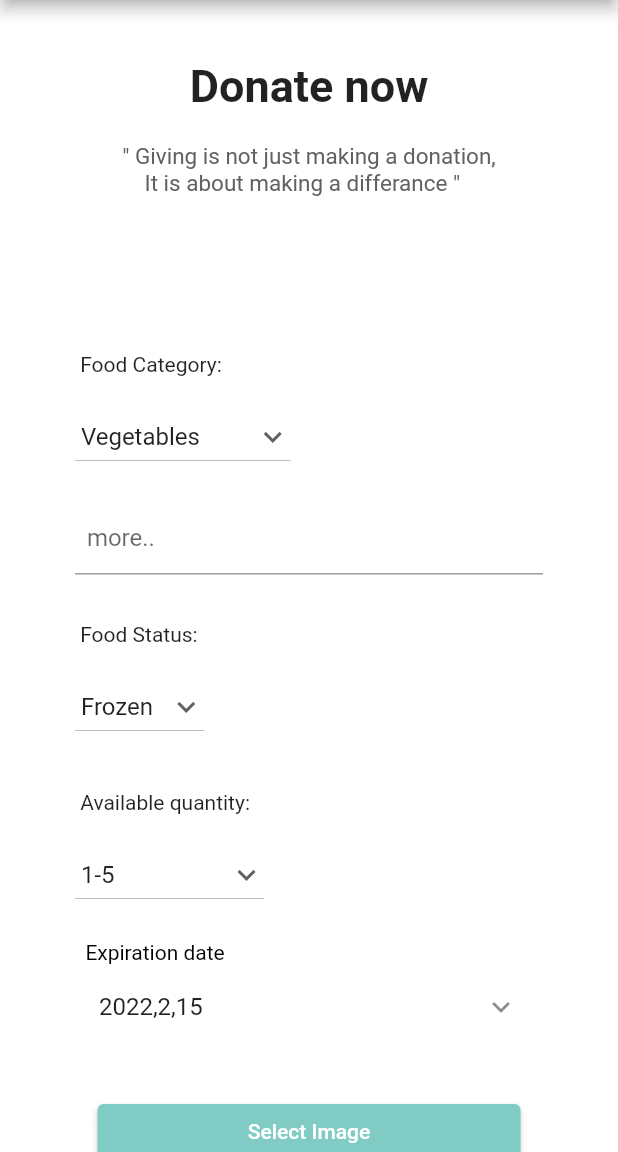
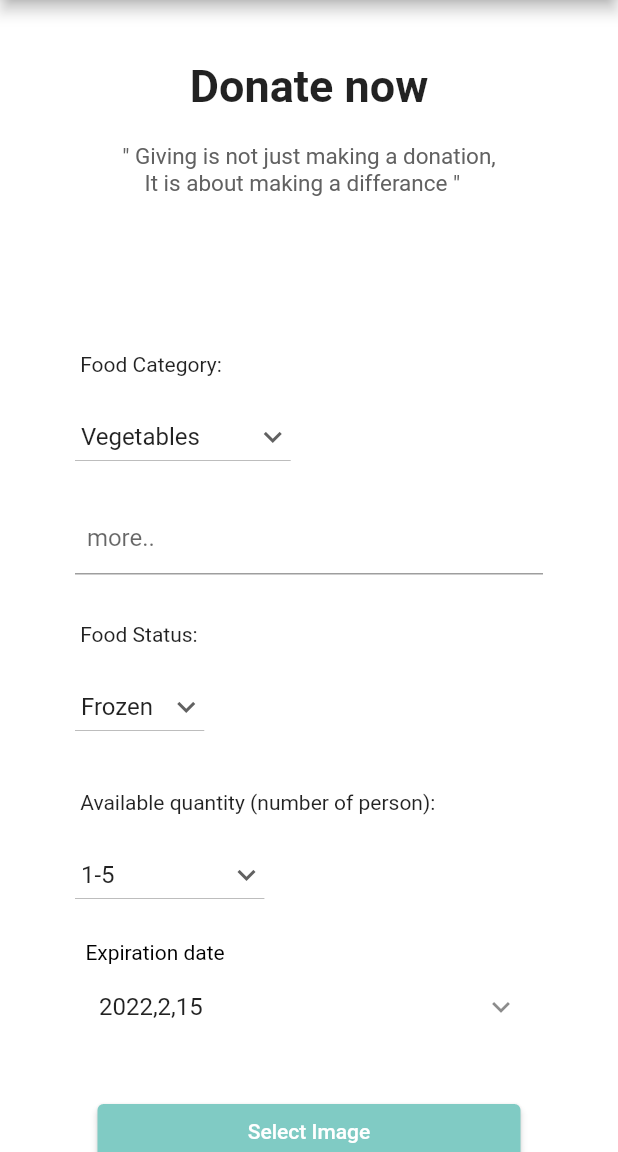
Before and after one commit to Njood11/Hayat, a Flutter app: the PublishOfferPage screen opened directly, on a phone screen of 412 x 824 dp, the part 84-1236 px from its top. Run offline on Flutter 3.47's test engine with Material 2 defaults, Android fonts, the phone set to English and light mode, and no system bars; our stand-ins replace dropdown_search, image_cropper, image_picker, sqflite; missing offline and left inert: contactus, dart:ffi, encrypt; accounts and stored records are empty.

Commit message:
Update publish_offer.dart
Specify the quantity

```diff
--- a/hayat_gp2_18-master/lib/offers/publish_offer.dart
+++ b/hayat_gp2_18-master/lib/offers/publish_offer.dart
@@ -288,7 +288,7 @@ class _PublishOfferPage extends State<PublishOfferPage> {
                     alignment: Alignment.centerLeft,
                     //  child: Flexible(
                     child: Text(
-                      "\n\n Available quantity:      \n",
+                      "\n\n Available quantity (number of person):      \n",
                     ),
                     // ),
                   ),
```
